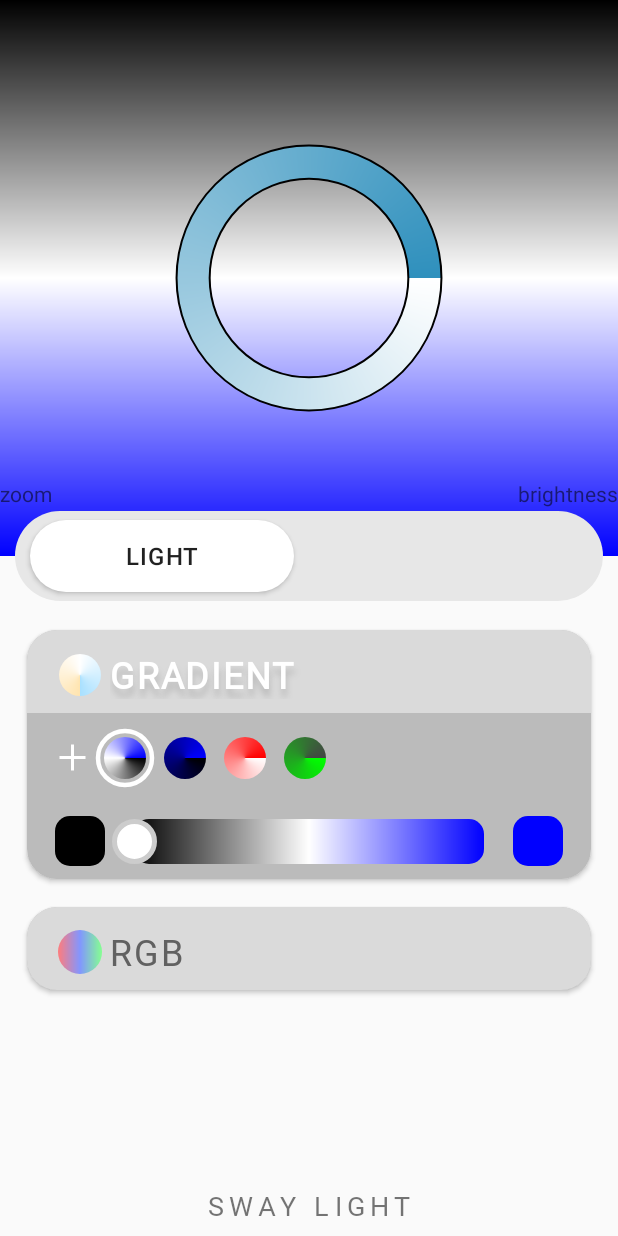
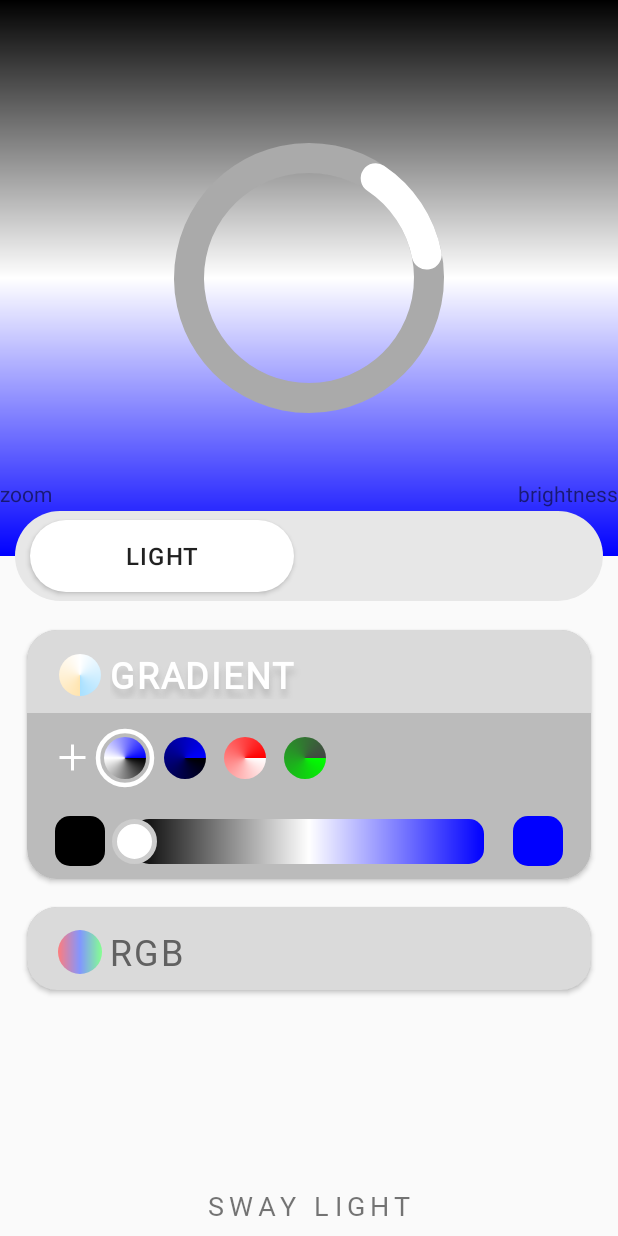
Before and after one commit to Sway-Light/sway-light-connect-android, an Android app: the SwayLightMainActivity screen opened directly, with no data from a screen before it, on a phone screen of 412 x 824 dp. Run offline under Robolectric (Android 15) with nearby library versions, the phone set to English and light mode, and no system bars.

Commit message:
1. Create custom view: TopLightView 2. add animation while switching mode

```diff
--- a/MqttTester/src/main/java/com/swaylight/SwayLightMainActivity.kt
+++ b/MqttTester/src/main/java/com/swaylight/SwayLightMainActivity.kt
@@ -1,18 +1,28 @@
 package com.swaylight
 
+import android.R.attr.x
+import android.R.attr.y
 import android.annotation.SuppressLint
 import android.content.Intent
+import android.graphics.Point
+import android.graphics.Rect
 import android.os.Bundle
 import android.os.Handler
 import android.util.Log
 import android.view.MotionEvent
 import android.view.View
 import android.view.ViewTreeObserver
-import android.widget.*
+import android.view.animation.Animation
+import android.view.animation.TranslateAnimation
+import android.widget.Button
+import android.widget.LinearLayout
+import android.widget.TextView
 import androidx.appcompat.app.AppCompatActivity
 import androidx.constraintlayout.widget.ConstraintLayout
 import androidx.core.content.ContextCompat
+import com.swaylight.custom_ui.TopLightView
 import kotlin.math.atan2
+
 
 class SwayLightMainActivity : AppCompatActivity() {
 
@@ -22,7 +32,7 @@ class SwayLightMainActivity : AppCompatActivity() {
     private lateinit var rootConstraint: ConstraintLayout
     private lateinit var lightTopConstraint: ConstraintLayout
     private lateinit var modeGroup: LinearLayout
-    private lateinit var ivRing: ImageView
+    private lateinit var ivRing: TopLightView
     private lateinit var tvZoom: TextView
     private lateinit var tvBrightness: TextView
     private lateinit var btDebug: View
@@ -42,8 +52,14 @@ class SwayLightMainActivity : AppCompatActivity() {
     var prevBrightness = 0
     var lightSlideStartY = 0f
 
+    private val lightRectF = Rect()
+    private val musicRectF = Rect()
+    private lateinit var lightAnimation: TranslateAnimation
+    private lateinit var musicAnimation: TranslateAnimation
+
     // const
     val MAX_ZOOM = 32
+    val MIN_ZOOM = 4
     val MAX_BRIGHTNESS = 100
 
     @SuppressLint("ClickableViewAccessibility")
@@ -62,7 +78,7 @@ class SwayLightMainActivity : AppCompatActivity() {
                 startActivity(intent)
             }
         }
-        rootConstraint.viewTreeObserver?.addOnGlobalLayoutListener(object: ViewTreeObserver.OnGlobalLayoutListener{
+        rootConstraint.viewTreeObserver?.addOnGlobalLayoutListener(object : ViewTreeObserver.OnGlobalLayoutListener {
             override fun onGlobalLayout() {
                 val params: ConstraintLayout.LayoutParams = lightTopConstraint.layoutParams as ConstraintLayout.LayoutParams
 
@@ -71,19 +87,50 @@ class SwayLightMainActivity : AppCompatActivity() {
                 lightTopConstraint.layoutParams = params
                 val location = intArrayOf(0, 0)
                 ivRing.getLocationOnScreen(location)
-                ringCenterX = location[0] + ivRing.width/2
-                ringCenterY = location[1] + ivRing.height/2
+                ringCenterX = location[0] + ivRing.width / 2
+                ringCenterY = location[1] + ivRing.height / 2
                 Log.d(tag, "ring h:${ivRing.height}, w:${ivRing.width}")
                 Log.d(tag, "x:${ringCenterX}, y:${ringCenterY}")
+
                 // 延後一下在remove listener
                 Handler().postDelayed({
+                    // set btLight, btMusic animation
+                    val offset = Point()
+                    btLight.getGlobalVisibleRect(lightRectF, offset)
+                    btMusic.getGlobalVisibleRect(musicRectF)
+                    lightAnimation = TranslateAnimation(
+                            Animation.ABSOLUTE,
+                            musicRectF.left.toFloat(),
+                            Animation.ABSOLUTE,
+                            lightRectF.left.minus(offset.x).toFloat(),
+                            Animation.ABSOLUTE,
+                            0f,
+                            Animation.ABSOLUTE,
+                            0f,
+                    )
+                    musicAnimation = TranslateAnimation(
+                            Animation.ABSOLUTE,
+                            lightRectF.left.minus(lightRectF.width() + offset.x).toFloat(),
+                            Animation.ABSOLUTE,
+                            lightRectF.left.minus(offset.x).toFloat(),
+                            Animation.ABSOLUTE,
+                            0f,
+                            Animation.ABSOLUTE,
+                            0f,
+                    )
+                    lightAnimation.duration = 400
+                    musicAnimation.duration = 400
                     rootConstraint.viewTreeObserver.removeOnGlobalLayoutListener(this)
                 }, 100)
             }
         })
 
-        ivRing!!.setOnTouchListener { v, event ->
-            val degree = Math.toDegrees(atan2((ringCenterY - event.rawY).toDouble(), (ringCenterX - event.rawX).toDouble())).toInt()
+        ivRing.setOnTouchListener { v, event ->
+            val degree = getAngle(
+                    ringCenterX.toFloat(),
+                    ringCenterY.toFloat(),
+                    event.rawX,
+                    event.rawY)
             // degree:
             // 45       90      135
             //          |
@@ -95,14 +142,15 @@ class SwayLightMainActivity : AppCompatActivity() {
             Log.d(tag, "angle:$degree, rotation:${ivRing.rotation}")
             when (event.action) {
                 MotionEvent.ACTION_DOWN -> {
-                    ringStartRotate = degree.toFloat()
+                    ringStartRotate = degree
                 }
                 MotionEvent.ACTION_UP -> {
-                    ringPrevRotate = ivRing.rotation
+                    ringPrevRotate = ivRing.offsetAngle
                 }
                 else -> {
-                    ringPrevRotate + (degree.toFloat() - ringStartRotate)
-                    ivRing.rotation = ringPrevRotate + (degree.toFloat() - ringStartRotate)
+                    val offset = (ringPrevRotate + degree - ringStartRotate).div(TopLightView.ANGLE_UNIT)
+                    Log.d(tag, "offset:${offset.toInt()}")
+                    ivRing.offsetValue = offset.toInt()
                 }
             }
             true
@@ -117,19 +165,19 @@ class SwayLightMainActivity : AppCompatActivity() {
                     controlZoomFlag = (event.rawX <= lightTopConstraint.width / 2)
                 }
                 MotionEvent.ACTION_UP -> {
-                    if(controlZoomFlag) {
+                    if (controlZoomFlag) {
                         var v = prevZoom + delta
-                        if(v > MAX_ZOOM) {
+                        if (v > MAX_ZOOM) {
                             v = MAX_ZOOM
-                        }else if(v <= 0) {
+                        } else if (v <= 0) {
                             v = 0
                         }
                         prevZoom = v
-                    }else {
+                    } else {
                         var v = prevBrightness + delta
-                        if(v > MAX_BRIGHTNESS) {
+                        if (v > MAX_BRIGHTNESS) {
                             v = MAX_BRIGHTNESS
-                        }else if(v <= 0) {
+                        } else if (v <= 0) {
                             v = 0
                         }
                         prevBrightness = v
@@ -140,9 +188,10 @@ class SwayLightMainActivity : AppCompatActivity() {
                         var v = prevZoom + delta
                         if(v > MAX_ZOOM) {
                             v = MAX_ZOOM
-                        }else if(v <= 0) {
-                            v = 0
+                        }else if(v < MIN_ZOOM) {
+                            v = MIN_ZOOM
                         }
+                        ivRing.zoomValue = v
                         tvZoom.text = "zoom:" + v
                     }else {
                         var v = prevBrightness + delta
@@ -151,6 +200,7 @@ class SwayLightMainActivity : AppCompatActivity() {
                         }else if(v <= 0) {
                             v = 0
                         }
+                        ivRing.strokeColor = ivRing.strokeColor.and(0xFFFFFF).plus((155+v).shl(24))
                         tvBrightness.text = "brightness:" + v
                     }
                 }
@@ -174,6 +224,7 @@ class SwayLightMainActivity : AppCompatActivity() {
                     mode = Mode.LIGHT
                     btLight.visibility = View.VISIBLE
                     btMusic.visibility = View.INVISIBLE
+                    btLight.startAnimation(lightAnimation)
                     fragmentManager.beginTransaction()
                             .setCustomAnimations(R.anim.enter_from_left, R.anim.exit_to_right)
                             .show(lightFragment)
@@ -187,6 +238,7 @@ class SwayLightMainActivity : AppCompatActivity() {
                     mode = Mode.MUSIC
                     btMusic.visibility = View.VISIBLE
                     btLight.visibility = View.INVISIBLE
+                    btMusic.startAnimation(musicAnimation)
                     fragmentManager.beginTransaction()
                             .setCustomAnimations(R.anim.enter_from_right, R.anim.exit_to_left)
                             .show(musicFragment)
@@ -224,4 +276,12 @@ class SwayLightMainActivity : AppCompatActivity() {
         LIGHT(0x02),
         MUSIC(0x03)
     }
+
+    private fun getAngle(center_x: Float, center_y: Float, x: Float, y: Float): Float {
+        var angle = Math.toDegrees(atan2((center_y - y).toDouble(), (center_x - x).toDouble())).toFloat()
+        if (angle < 0) {
+            angle += 360f
+        }
+        return angle
+    }
 }
--- /dev/null
+++ b/MqttTester/src/main/java/com/swaylight/custom_ui/TopLightView.kt
@@ -0,0 +1,242 @@
+package com.swaylight.custom_ui
+
+import android.animation.ValueAnimator
+import android.content.Context
+import android.graphics.Canvas
+import android.graphics.Color
+import android.graphics.Paint
+import android.util.AttributeSet
+import android.view.View
+import android.view.animation.AccelerateDecelerateInterpolator
+import com.swaylight.R
+
+/**
+ *
+ */
+class TopLightView : View {
+
+    private var _strokeColor: Int = Color.RED
+    private var _strokeBgColor: Int = Color.GRAY
+    private var _fillColor: Int = Color.WHITE
+    private var _strokeWidth: Float = 0f
+    private var _zoomValue: Int = 4
+    private var _offsetValue: Int = 0
+    private var _startAngle = 0f
+    private var _endAngle = 0f
+
+    private var animator: ValueAnimator? = null
+    private var currentValue = 0f
+
+    var offsetAngle = 0f
+
+    companion object {
+        const val ANGLE_UNIT = 360.div(32.toDouble())
+        private val TAG = TopLightView::class.java.simpleName
+
+    }
+
+    private lateinit var arcPaint: Paint
+    private lateinit var fillPaint: Paint
+    private lateinit var strokeBgPaint: Paint
+
+    /**
+     * The stroke color
+     */
+    var strokeColor: Int
+        get() = _strokeColor
+        set(value) {
+            _strokeColor = value
+            invalidatePaintAndMeasurements()
+        }
+
+    var strokeBgColor: Int
+        get() = _strokeBgColor
+        set(value) {
+            _strokeBgColor = value
+            invalidatePaintAndMeasurements()
+        }
+
+    var fillColor: Int
+        get() = _fillColor
+        set(value) {
+            _fillColor = value
+            invalidatePaintAndMeasurements()
+        }
+
+    /**
+     * In the example view, this dimension is the font size.
+     */
+    var strokeWidth: Float
+        get() = _strokeWidth
+        set(value) {
+            _strokeWidth = value
+            invalidatePaintAndMeasurements()
+        }
+
+    var zoomValue: Int
+        get() = _zoomValue
+        set(value) {
+            if (value in 4..32) {
+                _zoomValue = value
+                startAnimation()
+                invalidatePaintAndMeasurements()
+            }
+        }
+
+    var offsetValue: Int
+        get() = _offsetValue
+        set(value) {
+            var v = value
+            if (v > 31) {
+                while(v !in 0..31) {
+                    v -= 32
+                }
+            }else if(v < 0) {
+                while(v !in 0..31) {
+                    v += 32
+                }
+            }
+            _offsetValue = v
+            startAnimation()
+            invalidatePaintAndMeasurements()
+        }
+
+    constructor(context: Context) : super(context) {
+        init(null, 0)
+    }
+
+    constructor(context: Context, attrs: AttributeSet) : super(context, attrs) {
+        init(attrs, 0)
+    }
+
+    constructor(context: Context, attrs: AttributeSet, defStyle: Int) : super(context, attrs, defStyle) {
+        init(attrs, defStyle)
+    }
+
+    private fun init(attrs: AttributeSet?, defStyle: Int) {
+        // Load attributes
+        val a = context.obtainStyledAttributes(
+                attrs, R.styleable.TopLightView, defStyle, 0)
+
+        _strokeColor = a.getColor(
+                R.styleable.TopLightView_stroke_color,
+                strokeColor
+        )
+        _strokeBgColor = a.getColor(
+                R.styleable.TopLightView_stroke_bg_color,
+                strokeBgColor
+        )
+        _fillColor = a.getColor(
+                R.styleable.TopLightView_fill_color,
+                fillColor
+        )
+        _strokeWidth = a.getDimension(
+                R.styleable.TopLightView_stroke_width,
+                strokeWidth
+        )
+        _zoomValue = a.getInteger(
+                R.styleable.TopLightView_zoom_value,
+                zoomValue
+        )
+        _offsetValue = a.getInteger(
+                R.styleable.TopLightView_offset_value,
+                offsetValue
+        )
+        arcPaint = Paint()
+        fillPaint = Paint()
+        strokeBgPaint = Paint()
+        a.recycle()
+        invalidatePaintAndMeasurements()
+    }
+
+    private fun invalidatePaintAndMeasurements() {
+        arcPaint.apply {
+            isAntiAlias = true
+            isFilterBitmap = true
+            style = Paint.Style.STROKE
+            this.strokeWidth = _strokeWidth
+            this.color = _strokeColor
+            strokeCap = Paint.Cap.ROUND
+        }
+        fillPaint.apply {
+            isAntiAlias = true
+            isFilterBitmap = true
+            style = Paint.Style.FILL
+            this.color = _fillColor
+        }
+        strokeBgPaint.apply {
+            isAntiAlias = true
+            isFilterBitmap = true
+            style = Paint.Style.STROKE
+            this.strokeWidth = _strokeWidth
+            this.color = _strokeBgColor
+        }
+        offsetAngle = 0f + _offsetValue.times(ANGLE_UNIT + currentValue).toFloat()
+        _endAngle = 0f.plus((ANGLE_UNIT+currentValue).times(zoomValue/2).toFloat())
+        _startAngle = if(zoomValue.rem(2) == 0) {
+            0f.minus((ANGLE_UNIT+currentValue).times(zoomValue/2).toFloat())
+        }else {
+            0f.minus((ANGLE_UNIT+currentValue).times(zoomValue/2 + 1).toFloat())
+        }
+    }
+
+    private fun startAnimation() {
+        animator?.cancel()
+        animator = ValueAnimator.ofFloat(0f, 1f).apply {
+            duration = 200
+            interpolator = AccelerateDecelerateInterpolator()
+            addUpdateListener { valueAnimator ->
+                currentValue = valueAnimator.animatedValue as Float
+                invalidatePaintAndMeasurements()
+            }
+        }
+//        animator?.addListener(object : AnimatorListenerAdapter() {
+//            override fun onAnimationEnd(animation: Animator) {
+//                startAnimation()
+//            }
+//        })
+        animator?.start()
+    }
+
+    override fun onDraw(canvas: Canvas) {
+        super.onDraw(canvas)
+
+        // TODO: consider storing these as member variables to reduce
+        // allocations per draw cycle.
+        val paddingLeft = paddingLeft
+        val paddingTop = paddingTop
+        val paddingRight = paddingRight
+        val paddingBottom = paddingBottom
+
+        val contentWidth = width - paddingLeft - paddingRight
+        val contentHeight = height - paddingTop - paddingBottom
+
+        canvas.rotate(offsetAngle, width.div(2f), width.div(2f))
+        canvas.drawCircle(
+                width/2f,
+                width/2f,
+                width.div(2f).minus(_strokeWidth),
+                fillPaint)
+        canvas.drawArc(
+                paddingLeft.toFloat() + _strokeWidth,
+                paddingTop.toFloat() + _strokeWidth,
+                width - (paddingRight.toFloat() + _strokeWidth),
+                height - (paddingBottom.toFloat() + _strokeWidth),
+                0f,
+                360f,
+                false,
+                strokeBgPaint
+        )
+        canvas.drawArc(
+                paddingLeft.toFloat() + _strokeWidth,
+                paddingTop.toFloat() + _strokeWidth,
+                width - (paddingRight.toFloat() + _strokeWidth),
+                height - (paddingBottom.toFloat() + _strokeWidth),
+                _startAngle,
+                _endAngle - _startAngle,
+                false,
+                arcPaint
+        )
+        invalidate()
+    }
+}
--- a/MqttTester/src/main/res/layout/activity_sway_light_main.xml
+++ b/MqttTester/src/main/res/layout/activity_sway_light_main.xml
@@ -16,17 +16,20 @@
         app:layout_constraintTop_toTopOf="parent"
         android:background="@color/warm">
 
-        <ImageView
+        <com.swaylight.custom_ui.TopLightView
             android:id="@+id/iv_ring"
             android:layout_width="200dp"
             android:layout_height="200dp"
-            android:src="@drawable/ring"
             app:layout_constraintBottom_toBottomOf="parent"
             app:layout_constraintEnd_toEndOf="parent"
             app:layout_constraintStart_toStartOf="parent"
-            app:layout_constraintTop_toTopOf="parent">
-
-        </ImageView>
+            app:layout_constraintTop_toTopOf="parent"
+            app:offset_value="29"
+            app:stroke_color="@android:color/white"
+            app:stroke_bg_color="@android:color/darker_gray"
+            app:fill_color="@android:color/transparent"
+            app:stroke_width="20dp"
+            app:zoom_value="4" />
 
         <TextView
             android:id="@+id/tv_zoom"
```
Also changed, not shown: MqttTester/src/main/res/layout/sample_top_light_view.xml (added, +14 -0 lines), MqttTester/src/main/res/values/attrs_top_light_view.xml (added, +11 -0 lines), MqttTester/src/main/res/values/colors.xml (line endings or trailing spaces).
